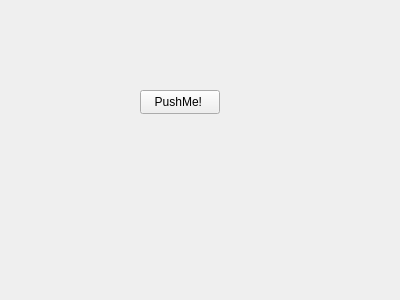
Old version of the form cpptest/WidgetWithButton.ui in the repository antonstakhouski/cpptest.
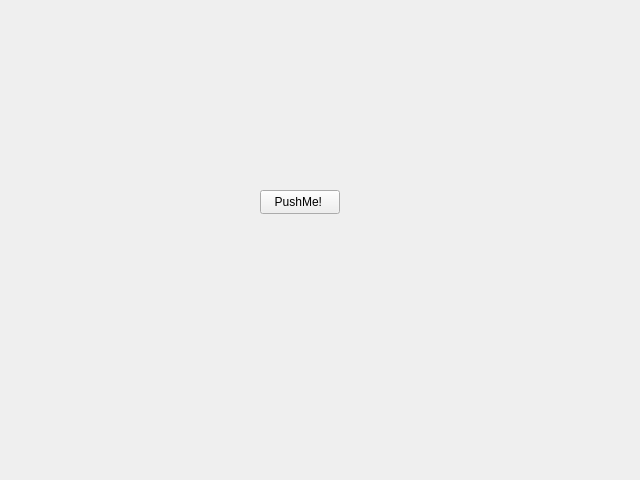
New version of the form.

```diff
--- a/cpptest/WidgetWithButton.ui
+++ b/cpptest/WidgetWithButton.ui
@@ -6,8 +6,8 @@
    <rect>
     <x>0</x>
     <y>0</y>
-    <width>400</width>
-    <height>300</height>
+    <width>640</width>
+    <height>480</height>
    </rect>
   </property>
   <property name="mouseTracking">
@@ -19,8 +19,8 @@
   <widget class="QPushButton" name="pushButton">
    <property name="geometry">
     <rect>
-     <x>140</x>
-     <y>90</y>
+     <x>260</x>
+     <y>190</y>
      <width>80</width>
      <height>24</height>
     </rect>
```
